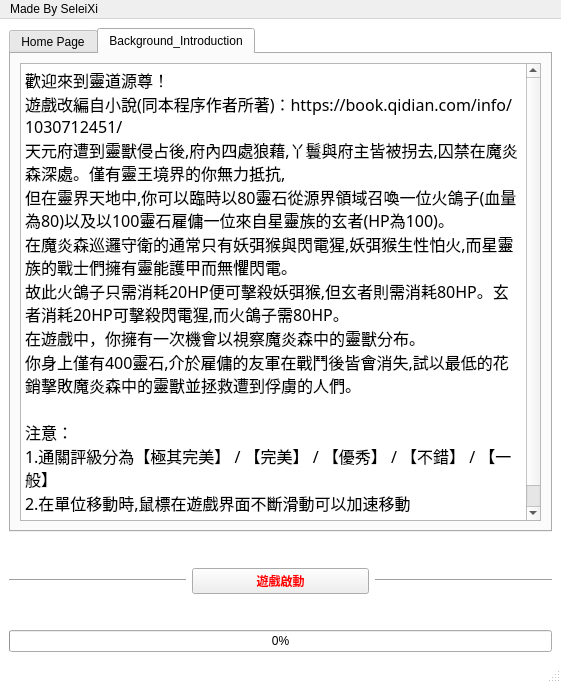
Above: menu2.ui from SeleiXi/lord-game before the change. Below: the same form after it.
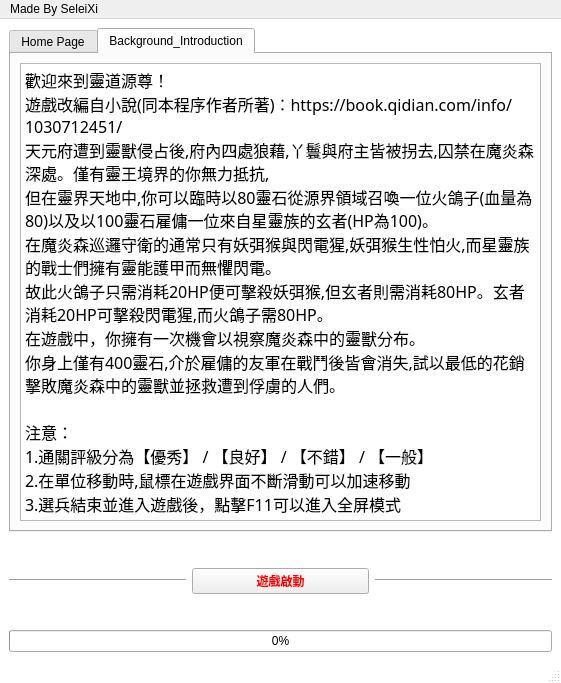
That is the form after the change. The open tabs and pages were chosen to show the change. Icons and pictures are not drawn.

```diff
--- a/menu2.ui
+++ b/menu2.ui
@@ -91,7 +91,7 @@
 &lt;p style=&quot; margin-top:0px; margin-bottom:0px; margin-left:0px; margin-right:0px; -qt-block-indent:0; text-indent:0px;&quot;&gt;&lt;span style=&quot; font-size:12pt; font-weight:400;&quot;&gt;你身上僅有400靈石,介於雇傭的友軍在戰鬥後皆會消失,試以最低的花銷擊敗魔炎森中的靈獸並拯救遭到俘虜的人們。&lt;/span&gt;&lt;/p&gt;
 &lt;p style=&quot;-qt-paragraph-type:empty; margin-top:0px; margin-bottom:0px; margin-left:0px; margin-right:0px; -qt-block-indent:0; text-indent:0px; font-size:12pt; font-weight:400;&quot;&gt;&lt;br /&gt;&lt;/p&gt;
 &lt;p style=&quot; margin-top:0px; margin-bottom:0px; margin-left:0px; margin-right:0px; -qt-block-indent:0; text-indent:0px;&quot;&gt;&lt;span style=&quot; font-size:12pt; font-weight:400;&quot;&gt;注意：&lt;/span&gt;&lt;/p&gt;
-&lt;p style=&quot; margin-top:0px; margin-bottom:0px; margin-left:0px; margin-right:0px; -qt-block-indent:0; text-indent:0px;&quot;&gt;&lt;span style=&quot; font-size:12pt; font-weight:400;&quot;&gt;1.通關評級分為【極其完美】 / 【完美】 / 【優秀】 / 【不錯】 / 【一般】&lt;/span&gt;&lt;/p&gt;
+&lt;p style=&quot; margin-top:0px; margin-bottom:0px; margin-left:0px; margin-right:0px; -qt-block-indent:0; text-indent:0px;&quot;&gt;&lt;span style=&quot; font-size:12pt; font-weight:400;&quot;&gt;1.通關評級分為【優秀】 / 【良好】 / 【不錯】 / 【一般】&lt;/span&gt;&lt;/p&gt;
 &lt;p style=&quot; margin-top:0px; margin-bottom:0px; margin-left:0px; margin-right:0px; -qt-block-indent:0; text-indent:0px;&quot;&gt;&lt;span style=&quot; font-size:12pt; font-weight:400;&quot;&gt;2.在單位移動時,鼠標在遊戲界面不斷滑動可以加速移動&lt;/span&gt;&lt;/p&gt;
 &lt;p style=&quot; margin-top:0px; margin-bottom:0px; margin-left:0px; margin-right:0px; -qt-block-indent:0; text-indent:0px;&quot;&gt;&lt;span style=&quot; font-size:12pt; font-weight:400;&quot;&gt;3.選兵結束並進入遊戲後，點擊F11可以進入全屏模式&lt;/span&gt;&lt;/p&gt;&lt;/body&gt;&lt;/html&gt;</string>
           </property>
```
Left out of the diff: 2 changed lines with no effect on the pictures.
